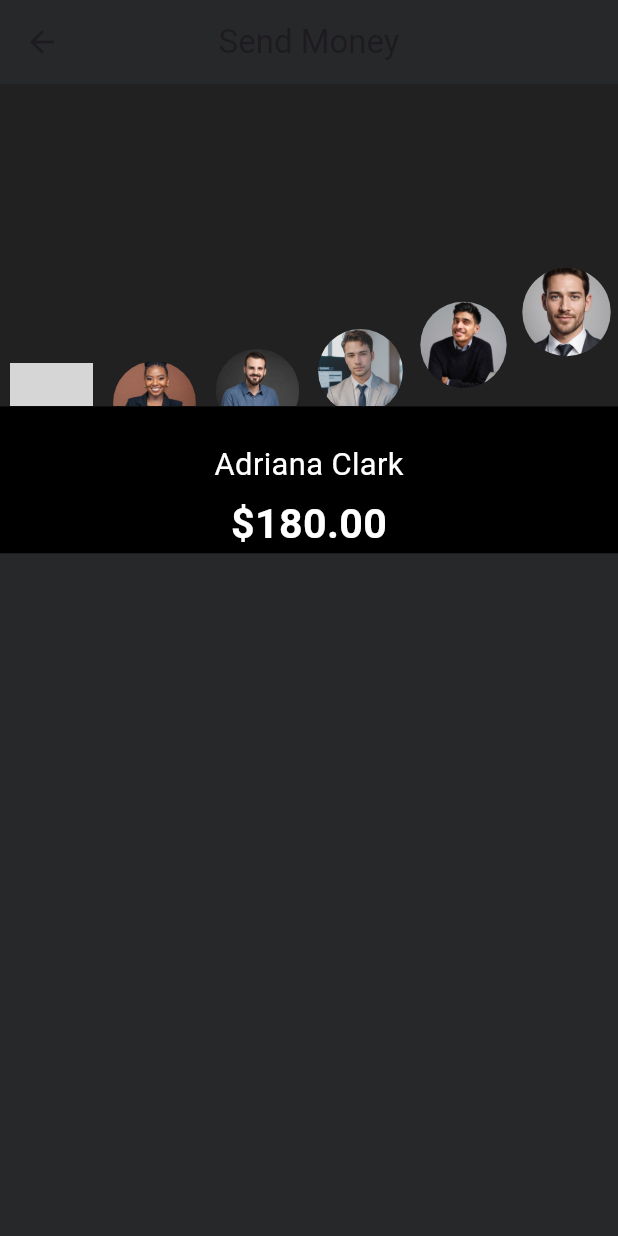
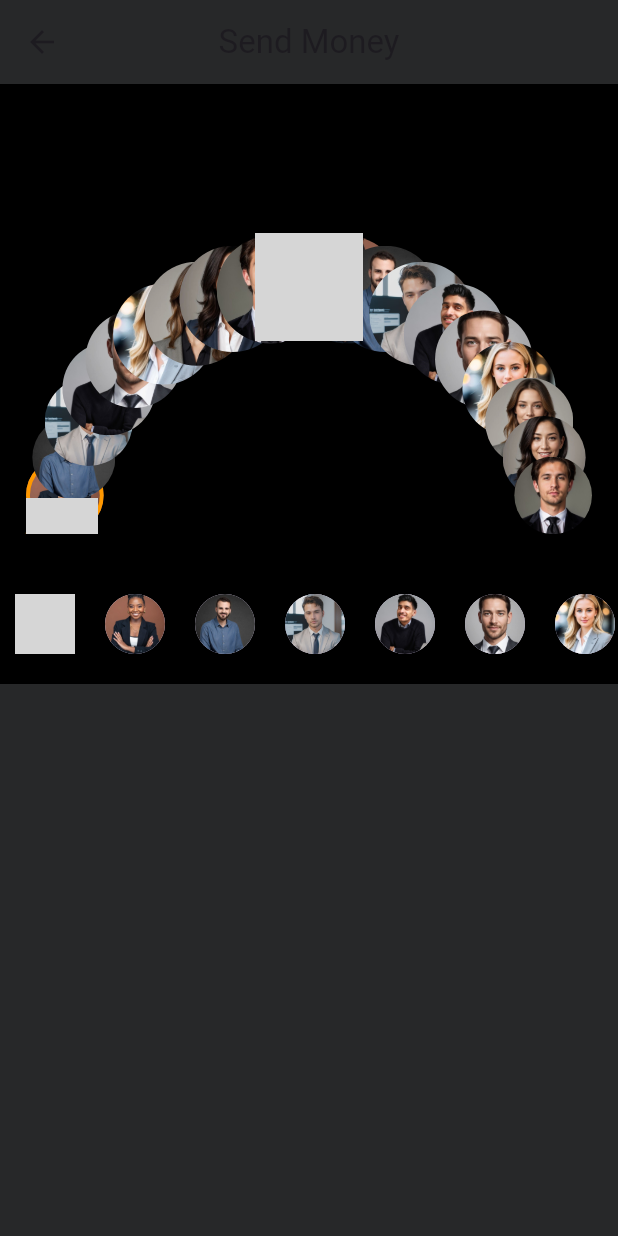
Before and after one commit to prajwalx7/banking_app, a Flutter app: the screen it shows after launch, on a phone screen of 412 x 824 dp. Run offline on Flutter 3.47's test engine with Material 3 defaults, Android fonts, the phone set to English and light mode, and no system bars; our stand-ins replace flutter_screenutil, flutter_svg, flutter_swiper_view, iconsax; missing offline and left inert: fading_edge_scrollview; grey boxes are pictures that could not be loaded.

Commit message:
curved list take 2

```diff
--- a/lib/widgets/curved_list.dart
+++ b/lib/widgets/curved_list.dart
@@ -1,10 +1,7 @@
 import 'package:flutter/material.dart';
-import 'package:flutter_screenutil/flutter_screenutil.dart';
 import 'dart:math' as math;
 
 class CurvedList extends StatefulWidget {
-  CurvedList({Key? key}) : super(key: key);
-
   @override
   _CurvedListState createState() => _CurvedListState();
 }
@@ -12,7 +9,24 @@ class CurvedList extends StatefulWidget {
 class _CurvedListState extends State<CurvedList> {
   final List<String> recipients =
       List.generate(20, (index) => 'assets/avatars/a${index % 10 + 1}.jpeg');
+
+  // Scroll Controller to control the scrolling
   final ScrollController _scrollController = ScrollController();
+
+  @override
+  void initState() {
+    super.initState();
+    // Add listener to the scroll controller
+    _scrollController.addListener(() {
+      setState(() {}); // Call setState to redraw the semicircle on scroll
+    });
+  }
+
+  @override
+  void dispose() {
+    _scrollController.dispose(); // Dispose of the controller
+    super.dispose();
+  }
 
   @override
   Widget build(BuildContext context) {
@@ -21,93 +35,85 @@ class _CurvedListState extends State<CurvedList> {
       child: Column(
         children: [
           Container(
-            height: 180.h,
-            color: Colors.grey[900],
+            height: 300, // Height of the semicircle container
+            width: double.infinity, // Full width
             child: LayoutBuilder(
               builder: (context, constraints) {
-                final itemWidth = 60.w;
-                final itemHeight = 60.h;
-                final diameter = constraints.maxHeight * 2;
-                final radius = diameter / 2;
-                final itemCount = recipients.length;
+                final itemWidth = 60.0; // Width of each avatar
+                final radius =
+                    constraints.maxWidth * 0.4; // Radius of the semicircle
+                final centerX =
+                    constraints.maxWidth / 2; // X-center of the semicircle
+                final centerY =
+                    constraints.maxHeight; // Y-center of the semicircle
+                final itemCount = recipients.length; // Total number of avatars
+                final arcLength =
+                    math.pi; // Length of the semicircle in radians
 
-                return NotificationListener<ScrollNotification>(
-                  onNotification: (scrollNotification) {
-                    if (scrollNotification is ScrollUpdateNotification) {
-                      setState(() {});
-                    }
-                    return true;
-                  },
-                  child: ListView.builder(
-                    controller: _scrollController,
-                    scrollDirection: Axis.horizontal,
-                    itemCount: itemCount,
-                    itemBuilder: (context, index) {
-                      final itemOffset =
-                          index * itemWidth - _scrollController.offset;
+                return Stack(
+                  children: List.generate(itemCount, (index) {
+                    // Calculate the offset based on scroll position
                     final normalizedOffset =
-                          (itemOffset / (itemCount * itemWidth)) * math.pi;
-                      final x = radius * math.sin(normalizedOffset);
-                      final y = radius * (1 - math.cos(normalizedOffset));
+                        (_scrollController.offset + index * itemWidth) %
+                            (itemWidth * itemCount);
+                    final progress = normalizedOffset / (itemWidth * itemCount);
+                    final angle = math.pi - progress * arcLength;
 
-                      // Adjust vertical position to ensure items are visible
-                      final adjustedY = constraints.maxHeight - y;
+                    // Calculate the x and y positions on the semicircle
+                    final x = centerX + radius * math.cos(angle);
+                    final y = centerY - radius * math.sin(angle);
 
-                      // Only render items in the visible part of the semi-circle
-                      if (adjustedY < 0 || adjustedY > constraints.maxHeight) {
-                        return SizedBox(width: itemWidth);
-                      }
+                    // Calculate the scale factor based on position
+                    final scale = 0.8 + 0.4 * math.sin(angle);
 
-                      final scale = 0.8 + 0.2 * (y / radius);
-
-                      return SizedBox(
-                        width: itemWidth,
-                        height: constraints.maxHeight,
-                        child: Stack(
-                          children: [
-                            Positioned(
-                              left: 0,
-                              top: adjustedY - (itemHeight / 2),
+                    return Positioned(
+                      left: x - itemWidth / 2, // Position avatar horizontally
+                      top: y - itemWidth / 2, // Position avatar vertically
                       child: Transform.scale(
-                                scale: scale,
+                        scale: scale, // Apply scaling
                         child: Container(
                           width: itemWidth,
-                                  height: itemHeight,
+                          height: itemWidth,
                           decoration: BoxDecoration(
                             shape: BoxShape.circle,
                             image: DecorationImage(
                               fit: BoxFit.cover,
                               image: AssetImage(recipients[index]),
                             ),
-                                    border: y > radius * 0.9
+                            border:
+                                angle > math.pi * 0.9 && angle < math.pi * 1.1
                                     ? Border.all(
-                                            color: Colors.orange, width: 3)
+                                        color: Colors.orange,
+                                        width: 3) // Highlight center avatar
                                     : null,
                           ),
                         ),
                       ),
+                    );
+                  }),
+                );
+              },
             ),
-                          ],
+          ),
+          SizedBox(height: 20), // Space between semicircle and the rest
+          Container(
+            height: 80, // Height for the horizontal list
+            child: ListView.builder(
+              controller: _scrollController,
+              scrollDirection: Axis.horizontal,
+              itemCount: recipients.length,
+              itemBuilder: (context, index) {
+                return SizedBox(
+                  width: 60,
+                  child: Center(
+                    child: CircleAvatar(
+                      backgroundImage:
+                          AssetImage(recipients[index]), // Display the avatar
+                    ),
                   ),
                 );
               },
             ),
-                );
-              },
-            ),
-          ),
-          SizedBox(height: 20.h),
-          Text(
-            'Adriana Clark',
-            style: TextStyle(color: Colors.white, fontSize: 18.sp),
-          ),
-          SizedBox(height: 5.h),
-          Text(
-            '\$180.00',
-            style: TextStyle(
-                color: Colors.white,
-                fontSize: 24.sp,
-                fontWeight: FontWeight.bold),
           ),
         ],
       ),
--- a/pubspec.yaml
+++ b/pubspec.yaml
@@ -39,6 +39,7 @@ dependencies:
   iconsax: ^0.0.8
   fading_edge_scrollview: ^4.1.1
   flutter_svg: ^2.0.10+1
+  circle_wheel_scroll: ^0.0.3
 
 dev_dependencies:
   flutter_test:
```
Also changed, not shown: pubspec.lock. Lines whose indentation alone changed are shown as unchanged.
